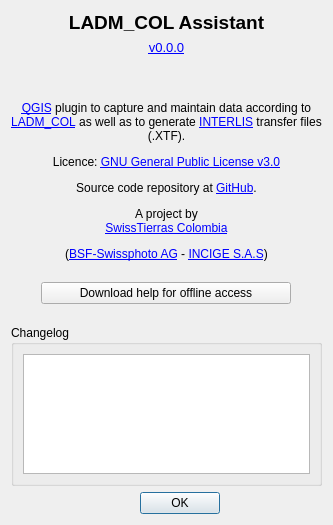
Old version of the form asistente_ladm_col/ui/dialogs/dlg_about.ui in the repository SwissTierrasColombia/Asistente-LADM-COL.
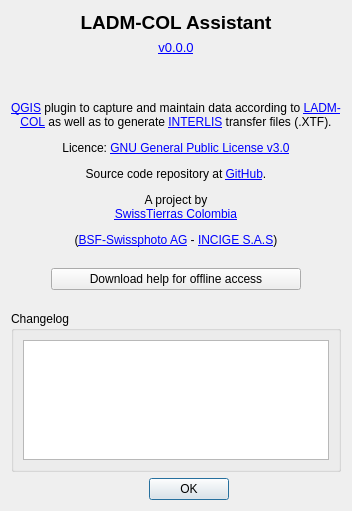
New version of the form. Icons and pictures are not drawn. Custom widgets are drawn as their Qt base class.

Commit message: Bring master into PR #314 (Quality)

```diff
--- a/asistente_ladm_col/ui/dialogs/dlg_about.ui
+++ b/asistente_ladm_col/ui/dialogs/dlg_about.ui
@@ -58,7 +58,7 @@
    <item row="5" column="0" colspan="2">
     <widget class="QLabel" name="label">
      <property name="text">
-      <string>&lt;html&gt;&lt;head/&gt;&lt;body&gt;&lt;p align=&quot;center&quot;&gt;&lt;a href=&quot;http://qgis.org&quot;&gt;&lt;span style=&quot; text-decoration: underline; color:#0000ff;&quot;&gt;QGIS&lt;/span&gt;&lt;/a&gt; plugin to capture and maintain data according to &lt;a href=&quot;https://github.com/SwissTierrasColombia/LADM_COL&quot;&gt;&lt;span style=&quot; text-decoration: underline; color:#0000ff;&quot;&gt;LADM_COL&lt;/span&gt;&lt;/a&gt; as well as to generate &lt;a href=&quot;https://www.interlis.ch/en&quot;&gt;&lt;span style=&quot; text-decoration: underline; color:#0000ff;&quot;&gt;INTERLIS&lt;/span&gt;&lt;/a&gt; transfer files (.XTF).&lt;/p&gt;&lt;p align=&quot;center&quot;&gt;Licence: &lt;a href=&quot;https://github.com/SwissTierrasColombia/Asistente-LADM_COL/blob/master/LICENSE&quot;&gt;&lt;span style=&quot; text-decoration: underline; color:#0000ff;&quot;&gt;GNU General Public License v3.0&lt;/span&gt;&lt;/a&gt;&lt;/p&gt;&lt;p align=&quot;center&quot;&gt;Source code repository at &lt;a href=&quot;https://github.com/SwissTierrasColombia/Asistente-LADM_COL&quot;&gt;&lt;span style=&quot; text-decoration: underline; color:#0000ff;&quot;&gt;GitHub&lt;/span&gt;&lt;/a&gt;.&lt;/p&gt;&lt;p align=&quot;center&quot;&gt;A project by&lt;br/&gt;&lt;a href=&quot;https://swisstierrascolombia.com/&quot;&gt;&lt;span style=&quot; text-decoration: underline; color:#0000ff;&quot;&gt;SwissTierras Colombia&lt;/span&gt;&lt;/a&gt;&lt;/p&gt;&lt;p align=&quot;center&quot;&gt;(&lt;a href=&quot;http://bsf-swissphoto.com/&quot;&gt;&lt;span style=&quot; text-decoration: underline; color:#0000ff;&quot;&gt;BSF-Swissphoto AG&lt;/span&gt;&lt;/a&gt; - &lt;a href=&quot;http://www.incige.com/&quot;&gt;&lt;span style=&quot; text-decoration: underline; color:#0000ff;&quot;&gt;INCIGE S.A.S&lt;/span&gt;&lt;/a&gt;)&lt;/p&gt;&lt;/body&gt;&lt;/html&gt;</string>
+      <string>&lt;html&gt;&lt;head/&gt;&lt;body&gt;&lt;p align=&quot;center&quot;&gt;&lt;a href=&quot;http://qgis.org&quot;&gt;&lt;span style=&quot; text-decoration: underline; color:#0000ff;&quot;&gt;QGIS&lt;/span&gt;&lt;/a&gt; plugin to capture and maintain data according to &lt;a href=&quot;https://github.com/SwissTierrasColombia/LADM_COL&quot;&gt;&lt;span style=&quot; text-decoration: underline; color:#0000ff;&quot;&gt;LADM-COL&lt;/span&gt;&lt;/a&gt; as well as to generate &lt;a href=&quot;https://www.interlis.ch/en&quot;&gt;&lt;span style=&quot; text-decoration: underline; color:#0000ff;&quot;&gt;INTERLIS&lt;/span&gt;&lt;/a&gt; transfer files (.XTF).&lt;/p&gt;&lt;p align=&quot;center&quot;&gt;Licence: &lt;a href=&quot;https://github.com/SwissTierrasColombia/Asistente-LADM-COL/blob/master/LICENSE&quot;&gt;&lt;span style=&quot; text-decoration: underline; color:#0000ff;&quot;&gt;GNU General Public License v3.0&lt;/span&gt;&lt;/a&gt;&lt;/p&gt;&lt;p align=&quot;center&quot;&gt;Source code repository at &lt;a href=&quot;https://github.com/SwissTierrasColombia/Asistente-LADM-COL&quot;&gt;&lt;span style=&quot; text-decoration: underline; color:#0000ff;&quot;&gt;GitHub&lt;/span&gt;&lt;/a&gt;.&lt;/p&gt;&lt;p align=&quot;center&quot;&gt;A project by&lt;br/&gt;&lt;a href=&quot;https://swisstierrascolombia.com&quot;&gt;&lt;span style=&quot; text-decoration: underline; color:#0000ff;&quot;&gt;SwissTierras Colombia&lt;/span&gt;&lt;/a&gt;&lt;/p&gt;&lt;p align=&quot;center&quot;&gt;(&lt;a href=&quot;http://bsf-swissphoto.com/&quot;&gt;&lt;span style=&quot; text-decoration: underline; color:#0000ff;&quot;&gt;BSF-Swissphoto AG&lt;/span&gt;&lt;/a&gt; - &lt;a href=&quot;http://www.incige.com/&quot;&gt;&lt;span style=&quot; text-decoration: underline; color:#0000ff;&quot;&gt;INCIGE S.A.S&lt;/span&gt;&lt;/a&gt;)&lt;/p&gt;&lt;/body&gt;&lt;/html&gt;</string>
      </property>
      <property name="wordWrap">
       <bool>true</bool>
@@ -206,7 +206,7 @@
       </size>
      </property>
      <property name="text">
-      <string>&lt;html&gt;&lt;head/&gt;&lt;body&gt;&lt;p align=&quot;center&quot;&gt;&lt;span style=&quot; font-size:14pt; font-weight:600;&quot;&gt;LADM_COL Assistant&lt;/span&gt;&lt;/p&gt;&lt;/body&gt;&lt;/html&gt;</string>
+      <string>&lt;html&gt;&lt;head/&gt;&lt;body&gt;&lt;p align=&quot;center&quot;&gt;&lt;span style=&quot; font-size:14pt; font-weight:600;&quot;&gt;LADM-COL Assistant&lt;/span&gt;&lt;/p&gt;&lt;/body&gt;&lt;/html&gt;</string>
      </property>
     </widget>
    </item>
```
Left out of the diff: 2 changed lines with no effect on the pictures. The commit also changes 192 other files.
